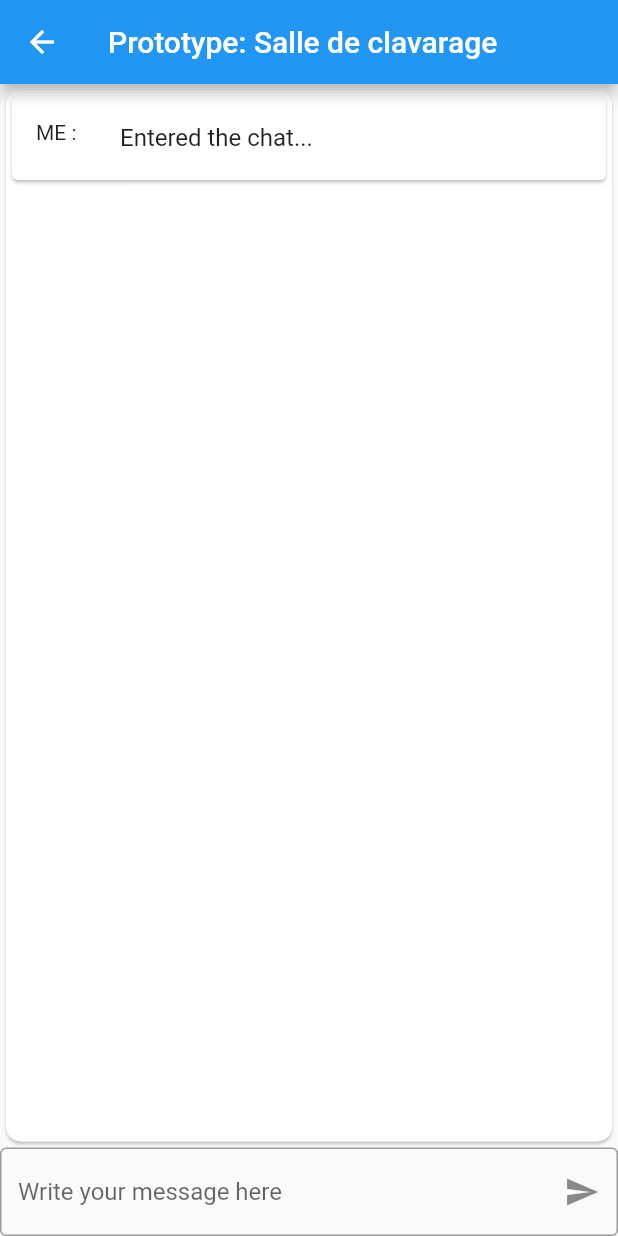
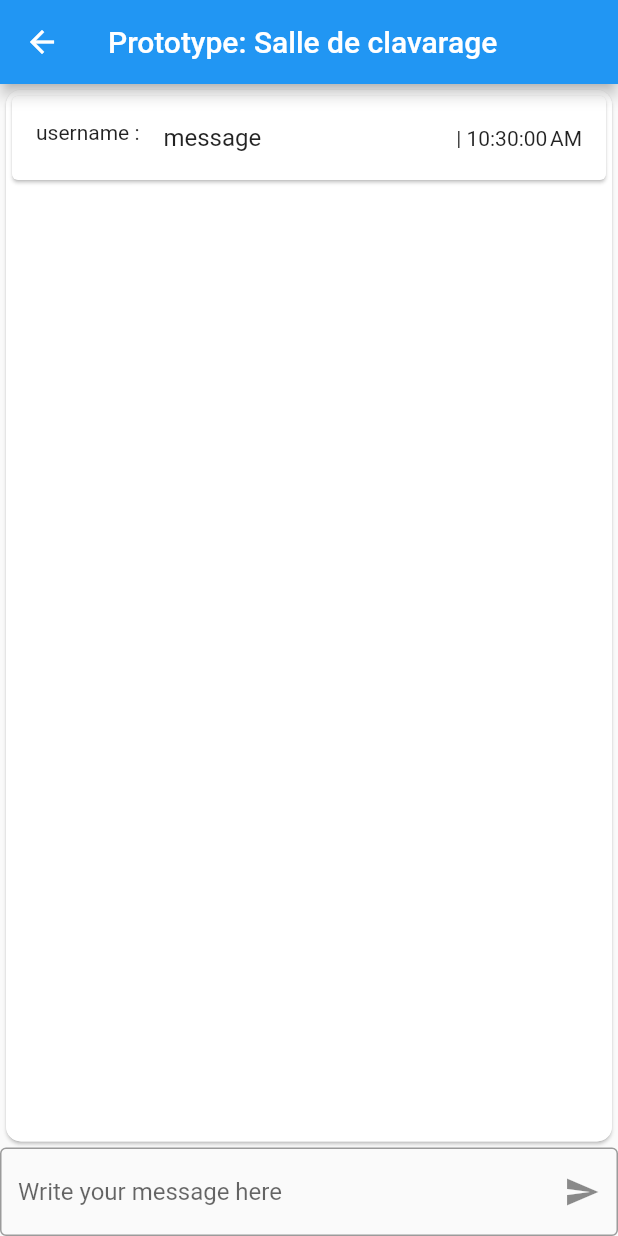
Before and after one commit to ChristianSassine/mobile-scrabble, a Flutter app: the ChatScreen screen opened directly, on a phone screen of 412 x 824 dp. Run offline on Flutter 3.47's test engine with Material 2 defaults, Android fonts, the phone set to English and light mode, and no system bars; our stand-ins replace get_it, rxdart.

Commit message:
Added a timeStamp

```diff
--- a/lib/components/chatbox-widget.dart
+++ b/lib/components/chatbox-widget.dart
@@ -2,7 +2,9 @@ import 'dart:async';
 
 import 'package:flutter/material.dart';
 import 'package:get_it/get_it.dart';
+import 'package:mobile/domain/models/chat-models.dart';
 import 'package:mobile/domain/services/chatbox-service.dart';
+import 'package:intl/intl.dart';
 
 class ChatInput extends StatefulWidget {
   const ChatInput({
@@ -33,7 +35,7 @@ class _ChatInputState extends State<ChatInput> {
         onFieldSubmitted: (String msg) {
           print(_formKey.currentState);
           if (_formKey.currentState!.validate()) {
-            chatboxService.addMessage(msgController.text);
+            // chatboxService.addMessage(msgController.text);
             msgController.clear();
           }
         },
@@ -43,7 +45,7 @@ class _ChatInputState extends State<ChatInput> {
             suffixIcon: IconButton(
               onPressed: () {
                 if (_formKey.currentState!.validate()) {
-                  chatboxService.addMessage(msgController.text);
+                  // chatboxService.addMessage(msgController.text);
                   msgController.clear();
                 }
               },
@@ -65,12 +67,11 @@ class Chatbox extends StatefulWidget {
 
 class _ChatboxState extends State<Chatbox> {
   final chatboxService = GetIt.I.get<ChatboxService>();
-  var messages = [];
+  List<ChatMessage> messages = [];
   StreamSubscription? sub;
 
   @override
   Widget build(BuildContext context) {
-    // Disgusting implementation
     sub ??= chatboxService.subject.stream.listen((value) {
       setState(() {
         messages = chatboxService.msgs;
@@ -86,11 +87,12 @@ class _ChatboxState extends State<Chatbox> {
         ),
         child: ListView(
           children: [
-            for (var s in messages)
+            for (ChatMessage c in messages)
               Card(
                 child: ListTile(
-                  leading: Text("ME : "),
-                  title: Text(s),
+                  leading: Text(c.username + ' :'),
+                  title: Text(c.message),
+                  trailing: Text('| ' + DateFormat.jms().format(c.timeStamp)),
                 ),
               ),
           ],
--- /dev/null
+++ b/lib/domain/models/chat-models.dart
@@ -0,0 +1,8 @@
+class ChatMessage {
+  final String username;
+  final String type;
+  final String message;
+  final DateTime timeStamp;
+
+  ChatMessage(this.username, this.type, this.message, this.timeStamp);
+}
--- a/lib/domain/services/chatbox-service.dart
+++ b/lib/domain/services/chatbox-service.dart
@@ -1,15 +1,12 @@
+import 'package:mobile/domain/models/chat-models.dart';
 import 'package:rxdart/rxdart.dart';
 
 class ChatboxService {
-  var msgs = ["Entered the chat..."];
-  final subject = BehaviorSubject<String>.seeded('testing'); // We don't need to send the string but it'll do for now
+  List<ChatMessage> msgs = [ChatMessage('username', 'type', 'message', DateTime.now())];
+  final subject = BehaviorSubject<bool>.seeded(true); // We don't need to send the string but it'll do for now
 
-  ChatboxService(){
-    subject.add("2");
-  }
-
-  void addMessage(String msg){
-    msgs.add(msg);
-    subject.add(msg);
-  }
+  // void addMessage(String msg){
+  //   msgs.add(msg);
+  //   subject.add(msg);
+  // }
 }
--- a/pubspec.yaml
+++ b/pubspec.yaml
@@ -16,6 +16,7 @@ dependencies:
   cupertino_icons: ^1.0.2
   get_it: ^7.2.0
   rxdart: ^0.27.7
+  intl: ^0.18.0
 
 dev_dependencies:
   flutter_test:
```
Also changed, not shown: pubspec.lock.
